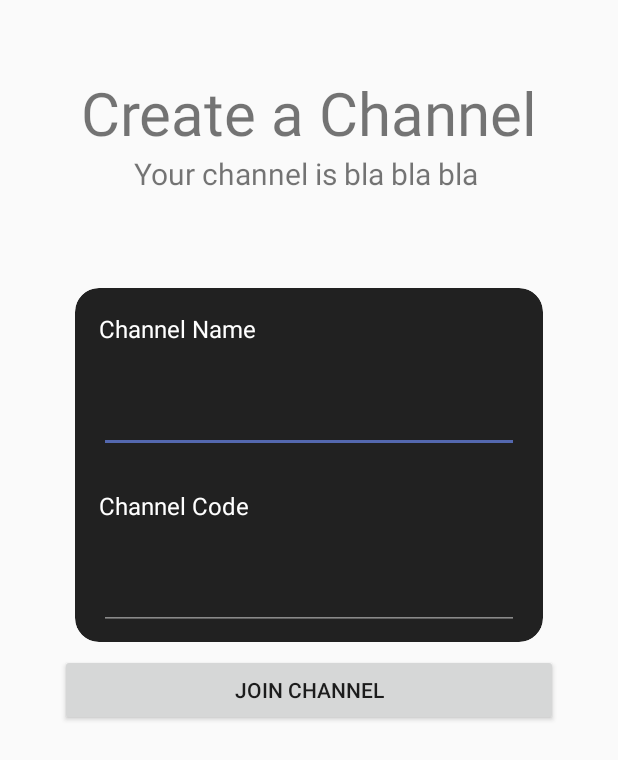
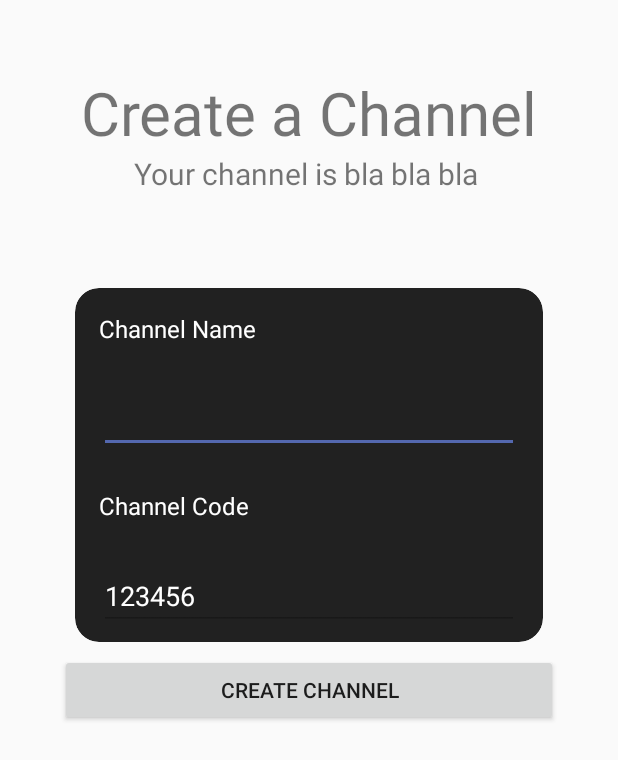
Before and after one commit to Elevate-Lab/college-notification-app, an Android app: the CreateChannelActivity screen opened directly, with no data from a screen before it, on a phone screen of 412 x 824 dp. Shown: the top 760 px of the screen. Run offline under Robolectric (Android 15) with nearby library versions, the phone set to English and light mode, and no system bars; our stand-ins replace Firebase (no records; nobody signed in at launch, a user with empty details on screens opened directly); 2 statements that could not run were skipped.

Commit message:
Code Shown in Text Input Layout <Create Channel> (#88)

```diff
--- a/OnTimePro/app/src/main/java/com/elevatelab/ontimepro/CreateChannelActivity.java
+++ b/OnTimePro/app/src/main/java/com/elevatelab/ontimepro/CreateChannelActivity.java
@@ -11,6 +11,8 @@ import com.elevatelab.ontimepro.BackgroundServices.Services;
 import com.google.android.gms.tasks.OnCompleteListener;
 import com.google.android.gms.tasks.OnSuccessListener;
 import com.google.android.gms.tasks.Task;
+import com.google.android.material.textfield.TextInputEditText;
+import com.google.android.material.textfield.TextInputLayout;
 import com.google.firebase.firestore.DocumentSnapshot;
 import com.google.firebase.firestore.FirebaseFirestore;
 
@@ -21,6 +23,8 @@ import java.util.Map;
 public class CreateChannelActivity extends AppCompatActivity {
 
     private FirebaseFirestore db;
+    private TextInputLayout createChName,createChCode;
+    private TextInputEditText editCreateChName,editCreateChCode;
 
 
     @Override
@@ -28,6 +32,8 @@ public class CreateChannelActivity extends AppCompatActivity {
         super.onCreate(savedInstanceState);
         setContentView(R.layout.activity_create_channel);
         db = FirebaseFirestore.getInstance();
+        initViews();
+        editCreateChCode.setEnabled(false);
         retrieveCode();
 
     }
@@ -44,8 +50,16 @@ public class CreateChannelActivity extends AppCompatActivity {
 
                         String newChannelCode = Services.codeGenerator(inUseCodes);
 
-                        Toast.makeText(CreateChannelActivity.this, newChannelCode, Toast.LENGTH_SHORT).show();
+                        editCreateChCode.setText(newChannelCode);
                     }
                 });
     }
+
+    private void initViews()
+    {
+        createChName = findViewById(R.id.channelnameinput);
+        createChCode = findViewById(R.id.channelcodeinput);
+        editCreateChName = findViewById(R.id.channelname);
+        editCreateChCode = findViewById(R.id.channelcode);
+    }
 }
--- a/OnTimePro/app/src/main/res/layout/activity_create_channel.xml
+++ b/OnTimePro/app/src/main/res/layout/activity_create_channel.xml
@@ -112,7 +112,7 @@
             android:layout_width="match_parent"
             android:layout_height="wrap_content"
             android:elevation="0dp"
-            android:text="Join Channel"
+            android:text="Create Channel"
             android:layout_gravity="center"
             android:layout_margin="8dp"
             android:layout_below="@+id/joinchannelcard" />
```
